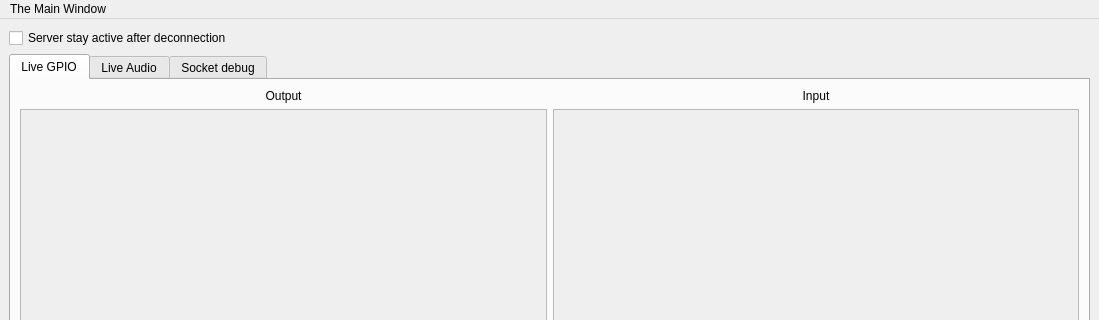
Before: the Qt Designer form client/src/gui/mainwindow.ui in aureljah/Simple-Rpi-Gui, drawn with Qt 5; both pictures show x 0 to 1099 and y 0 to 320 of the 1099 by 650 pixel window.
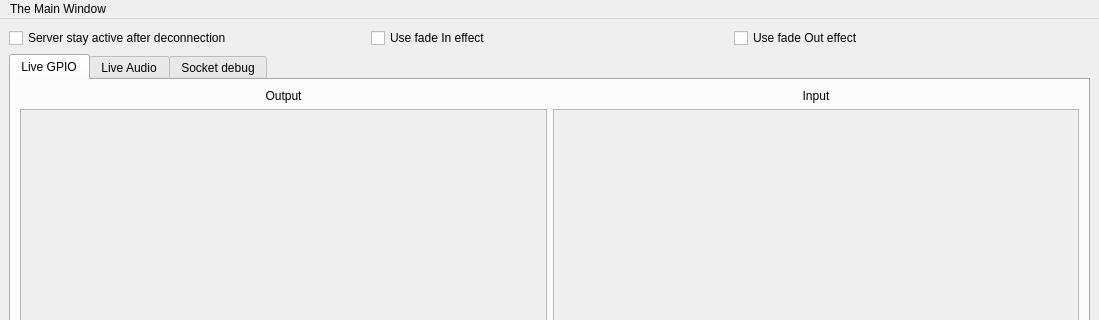
After: the same form once the commit is applied. The open tabs and pages were chosen to show the change.

Commit message: added fade in/out feature on live mode (on server + gui checkbox settings) + some little improvement on audio live

What changed in the file:
```diff
--- a/client/src/gui/mainwindow.ui
+++ b/client/src/gui/mainwindow.ui
@@ -33,14 +33,7 @@
     </sizepolicy>
    </property>
    <layout class="QGridLayout" name="gridLayout_3">
-    <item row="0" column="0">
-     <widget class="QCheckBox" name="settingStayActive">
-      <property name="text">
-       <string>Server stay active after deconnection</string>
-      </property>
-     </widget>
-    </item>
-    <item row="1" column="0">
+    <item row="7" column="0">
      <widget class="QTabWidget" name="tabWidget">
       <property name="currentIndex">
        <number>1</number>
@@ -672,6 +665,31 @@
       </widget>
      </widget>
     </item>
+    <item row="0" column="0">
+     <layout class="QGridLayout" name="gridLayout_2">
+      <item row="0" column="0">
+       <widget class="QCheckBox" name="settingStayActive">
+        <property name="text">
+         <string>Server stay active after deconnection</string>
+        </property>
+       </widget>
+      </item>
+      <item row="0" column="1">
+       <widget class="QCheckBox" name="live_use_fade_in_checkBox">
+        <property name="text">
+         <string>Use fade In effect</string>
+        </property>
+       </widget>
+      </item>
+      <item row="0" column="2">
+       <widget class="QCheckBox" name="live_use_fade_out_checkBox">
+        <property name="text">
+         <string>Use fade Out effect</string>
+        </property>
+       </widget>
+      </item>
+     </layout>
+    </item>
    </layout>
   </widget>
   <widget class="QStatusBar" name="statusbar"/>
```
Left out of the diff: 9 changed lines with no effect on the pictures. The commit also changes 12 other files.
